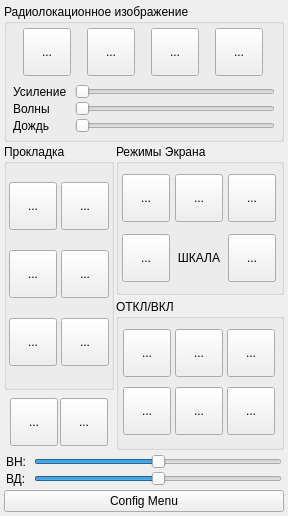
First picture: the form in rlicontrolwidget.ui, repository qt-enths/RLIDisplay, before the edit.
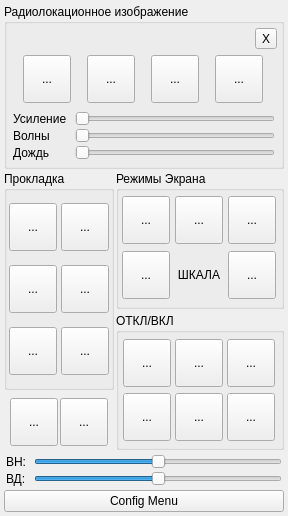
Second picture: the form after the edit. Icons and pictures are not drawn.

Diff of the .ui file:
```diff
--- a/rlicontrolwidget.ui
+++ b/rlicontrolwidget.ui
@@ -68,6 +68,33 @@
       <property name="bottomMargin">
        <number>4</number>
       </property>
+      <item>
+       <layout class="QHBoxLayout" name="lotClose">
+        <property name="topMargin">
+         <number>0</number>
+        </property>
+        <item>
+         <spacer name="horizontalSpacer">
+          <property name="orientation">
+           <enum>Qt::Horizontal</enum>
+          </property>
+          <property name="sizeHint" stdset="0">
+           <size>
+            <width>40</width>
+            <height>20</height>
+           </size>
+          </property>
+         </spacer>
+        </item>
+        <item>
+         <widget class="QToolButton" name="btnClose">
+          <property name="text">
+           <string>X</string>
+          </property>
+         </widget>
+        </item>
+       </layout>
+      </item>
       <item>
        <layout class="QHBoxLayout" name="lotRRLIButtons">
         <property name="spacing">
```
